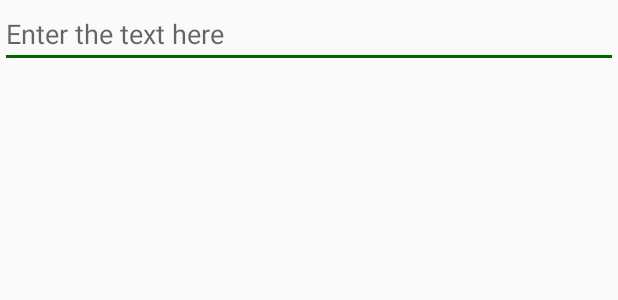
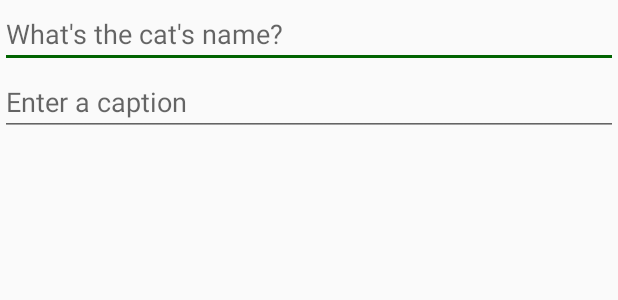
Before and after one commit to tanyhb1/YSC3237FinalProject, an Android app: the layout alert_dialog_with_edittext.xml on its own in the app's theme, with its tools: preview values and no code run, on a phone screen of 412 x 824 dp. Shown: the top 300 px of the screen. Run offline under Robolectric (Android 15) with nearby library versions, the phone set to English and light mode, and no system bars.

Commit message:
also asks for name now. think I've also managed to solve the whitespace issue. flushed database et al. code tidying. everything working. very pretty.

```diff
--- a/app/src/main/res/layout/alert_dialog_with_edittext.xml
+++ b/app/src/main/res/layout/alert_dialog_with_edittext.xml
@@ -5,9 +5,14 @@
     android:layout_height="match_parent">
 
     <EditText
-        android:id="@+id/editText"
+        android:id="@+id/editName"
         android:layout_width="match_parent"
         android:layout_height="wrap_content"
-        android:hint="Enter the text here"/>
+        android:hint="What's the cat's name?"/>
+    <EditText
+        android:id="@+id/editCaption"
+        android:layout_width="match_parent"
+        android:layout_height="wrap_content"
+        android:hint="Enter a caption"/>
 
 </LinearLayout>
```
Also changed, not shown: app/src/main/java/com/ysc3237/snapcat/MainActivity.kt (+7 -3 lines).
